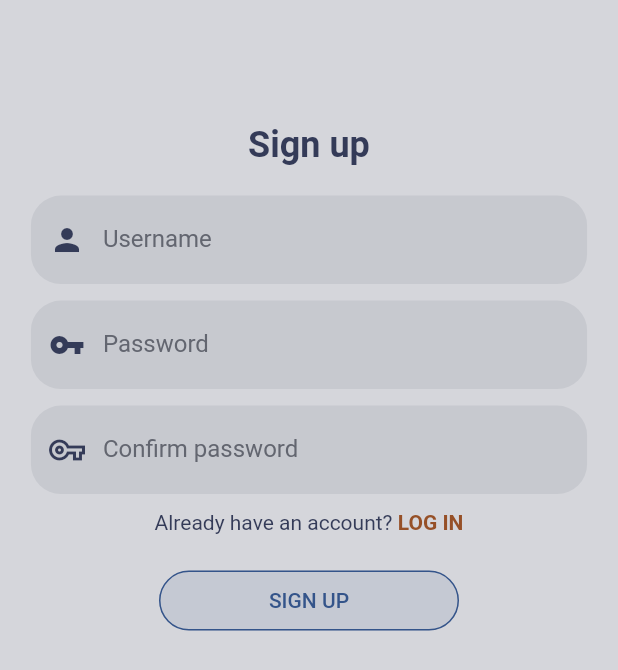
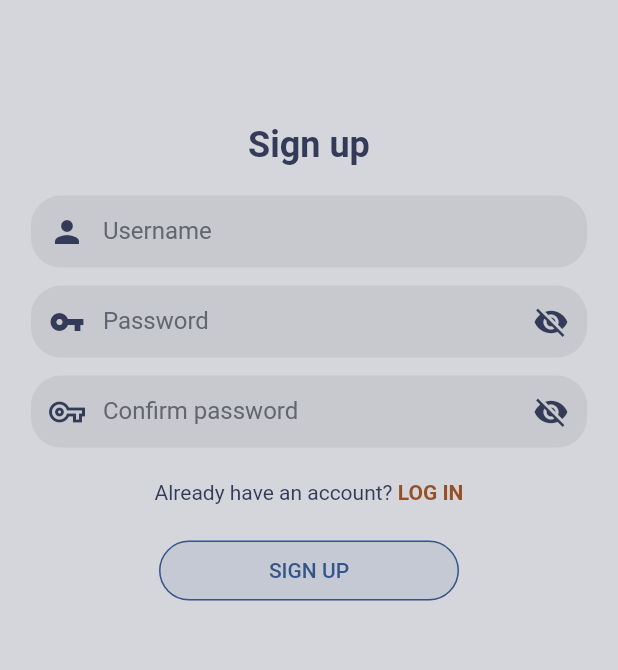
Before and after one commit to GregoryKogan/Insighter-Frontend, a Flutter app: the SignUpView screen opened directly, on a phone screen of 412 x 824 dp. Shown: the top 670 px of the screen. Run offline on Flutter 3.47's test engine with Material 2 defaults, Android fonts, the phone set to English and light mode, and no system bars; our stand-ins replace flutter_secure_storage, geocoding, geolocator, get, get_storage; missing offline and left inert: jwt_decode; accounts and stored records are empty; network calls fail.

Commit message:
Switch password visibility button added

```diff
--- a/mw_insider/lib/views/auth_page/login.dart
+++ b/mw_insider/lib/views/auth_page/login.dart
@@ -26,7 +26,6 @@ class LoginView extends StatelessWidget {
               ),
               const SizedBox(height: 20),
               LoginInput(),
-              const SizedBox(height: 10),
               PasswordInput(),
               const SizedBox(height: 10),
               NewUserSpan(),
--- a/mw_insider/lib/views/auth_page/signup.dart
+++ b/mw_insider/lib/views/auth_page/signup.dart
@@ -39,9 +39,7 @@ class SignUpView extends StatelessWidget {
                 ),
                 const SizedBox(height: 20),
                 LoginInput(),
-                const SizedBox(height: 10),
                 PasswordInput(),
-                const SizedBox(height: 10),
                 PasswordConfirmationInput(),
                 const SizedBox(height: 10),
                 LoginSpan(),
--- a/mw_insider/lib/widgets/auth_page/login_input.dart
+++ b/mw_insider/lib/widgets/auth_page/login_input.dart
@@ -25,6 +25,7 @@ class LoginInput extends StatelessWidget {
           autocorrect: true,
           decoration: InputDecoration(
             filled: true,
+            contentPadding: const EdgeInsets.all(10.0),
             fillColor: ColorService.soften(
                 context.theme.extension<Palette>()!.background!, context.theme,
                 amount: 0.05),
--- a/mw_insider/lib/widgets/auth_page/password_confirmation_input.dart
+++ b/mw_insider/lib/widgets/auth_page/password_confirmation_input.dart
@@ -4,9 +4,18 @@ import 'package:mw_insider/state_controllers/state_controller.dart';
 import 'package:mw_insider/theming/color_service.dart';
 import 'package:mw_insider/theming/themes.dart';
 
-class PasswordConfirmationInput extends StatelessWidget {
-  PasswordConfirmationInput({Key? key}) : super(key: key);
+class PasswordConfirmationInput extends StatefulWidget {
+  const PasswordConfirmationInput({Key? key}) : super(key: key);
+
+  @override
+  State<PasswordConfirmationInput> createState() =>
+      _PasswordConfirmationInputState();
+}
+
+class _PasswordConfirmationInputState extends State<PasswordConfirmationInput> {
   final stateController = Get.put(StateController());
+
+  bool _passwordVisible = false;
 
   _onChanged(String val) {
     stateController.updateUserPasswordConfirmation(val);
@@ -21,11 +30,12 @@ class PasswordConfirmationInput extends StatelessWidget {
         child: TextField(
           onChanged: _onChanged,
           cursorColor: context.theme.extension<Palette>()!.green,
-          obscureText: true,
+          obscureText: !_passwordVisible,
           enableSuggestions: false,
           autocorrect: false,
           decoration: InputDecoration(
             filled: true,
+            contentPadding: const EdgeInsets.all(10.0),
             fillColor: ColorService.soften(
                 context.theme.extension<Palette>()!.background!, context.theme,
                 amount: 0.05),
@@ -49,6 +59,18 @@ class PasswordConfirmationInput extends StatelessWidget {
               Icons.vpn_key_outlined,
               color: context.theme.extension<Palette>()!.foreground,
             ),
+            suffixIcon: IconButton(
+              splashRadius: 10,
+              icon: Icon(
+                _passwordVisible ? Icons.visibility : Icons.visibility_off,
+                color: context.theme.extension<Palette>()!.foreground,
+              ),
+              onPressed: () {
+                setState(() {
+                  _passwordVisible = !_passwordVisible;
+                });
+              },
+            ),
           ),
         ),
       ),
--- a/mw_insider/lib/widgets/auth_page/password_input.dart
+++ b/mw_insider/lib/widgets/auth_page/password_input.dart
@@ -4,9 +4,17 @@ import 'package:mw_insider/state_controllers/state_controller.dart';
 import 'package:mw_insider/theming/color_service.dart';
 import 'package:mw_insider/theming/themes.dart';
 
-class PasswordInput extends StatelessWidget {
-  PasswordInput({Key? key}) : super(key: key);
+class PasswordInput extends StatefulWidget {
+  const PasswordInput({Key? key}) : super(key: key);
+
+  @override
+  State<PasswordInput> createState() => _PasswordInputState();
+}
+
+class _PasswordInputState extends State<PasswordInput> {
   final stateController = Get.put(StateController());
+
+  bool _passwordVisible = false;
 
   _onChanged(String val) {
     stateController.updateUserPassword(val);
@@ -21,11 +29,12 @@ class PasswordInput extends StatelessWidget {
         child: TextField(
           onChanged: _onChanged,
           cursorColor: context.theme.extension<Palette>()!.green,
-          obscureText: true,
+          obscureText: !_passwordVisible,
           enableSuggestions: false,
           autocorrect: false,
           decoration: InputDecoration(
             filled: true,
+            contentPadding: const EdgeInsets.all(10.0),
             fillColor: ColorService.soften(
                 context.theme.extension<Palette>()!.background!, context.theme,
                 amount: 0.05),
@@ -49,6 +58,18 @@ class PasswordInput extends StatelessWidget {
               Icons.vpn_key,
               color: context.theme.extension<Palette>()!.foreground,
             ),
+            suffixIcon: IconButton(
+              splashRadius: 10,
+              icon: Icon(
+                _passwordVisible ? Icons.visibility : Icons.visibility_off,
+                color: context.theme.extension<Palette>()!.foreground,
+              ),
+              onPressed: () {
+                setState(() {
+                  _passwordVisible = !_passwordVisible;
+                });
+              },
+            ),
           ),
         ),
       ),
```
